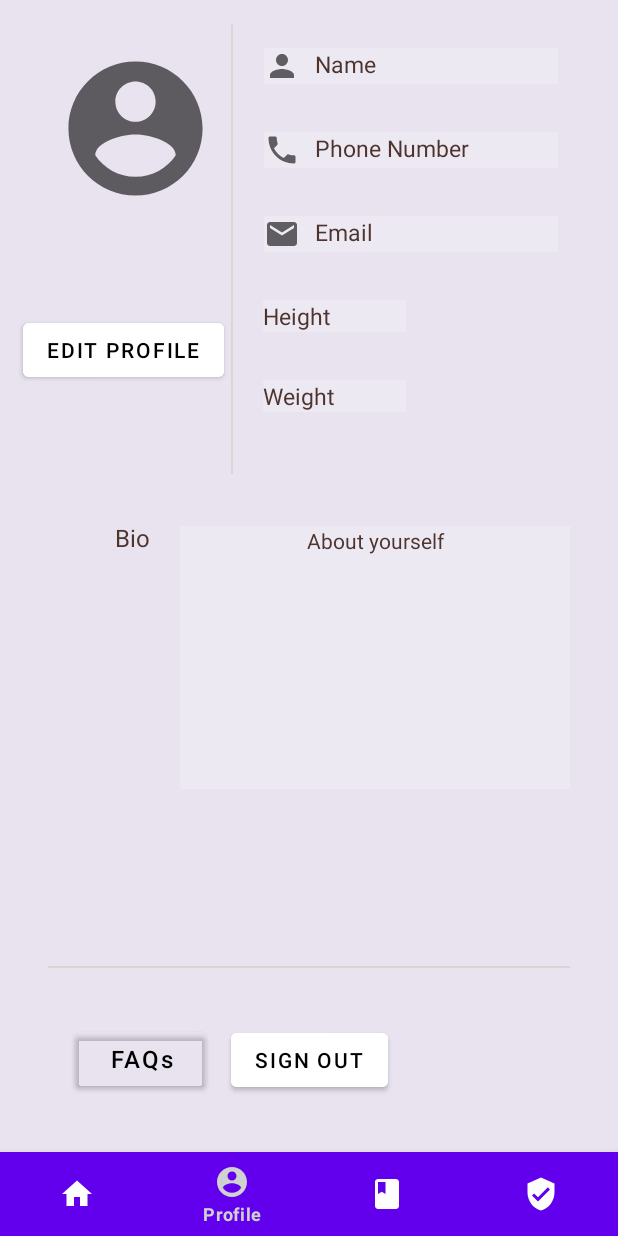
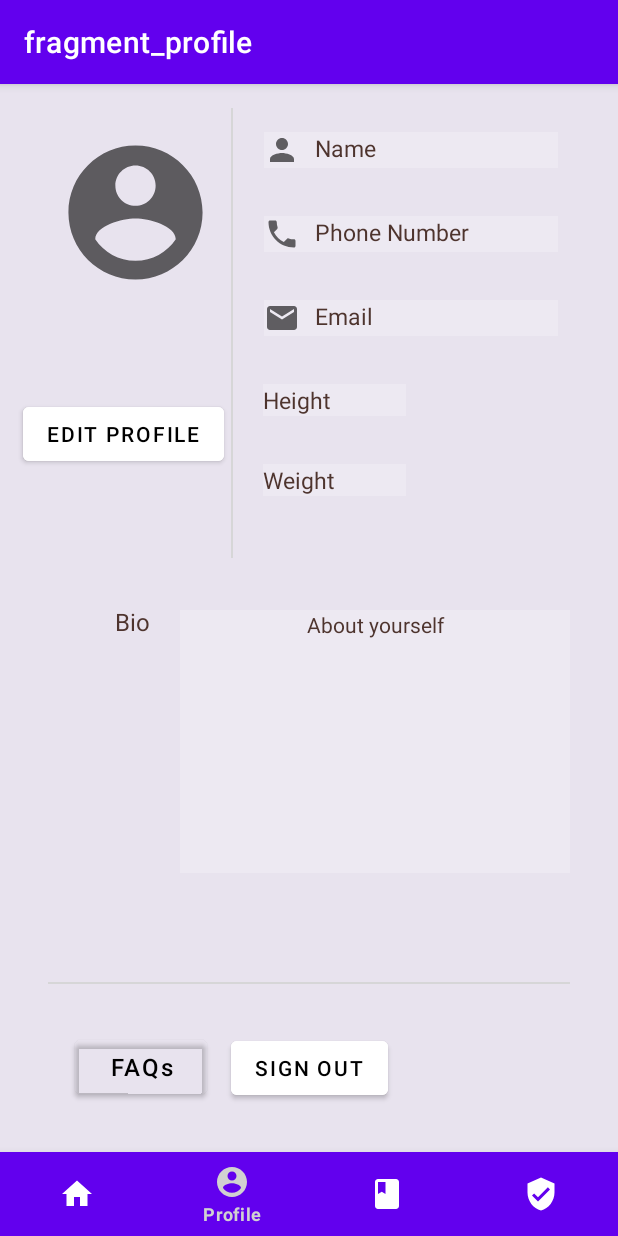
Before and after one commit to wongzhiwei123/MobileAssignment, an Android app: the screen it shows after launch (MainActivity), item 2 of the bottom bar chosen, on a phone screen of 412 x 824 dp. Run offline under Robolectric (Android 15) with nearby library versions, the light colour scheme and no system bars; our stand-ins replace Firebase (no records; nobody signed in at launch, a user with empty details on screens opened directly), navigation-ui.

Commit message:
John 6.0

```diff
--- a/app/src/main/java/com/example/mobileassignment/MainActivity.kt
+++ b/app/src/main/java/com/example/mobileassignment/MainActivity.kt
@@ -5,8 +5,11 @@ import android.content.Intent
 import androidx.appcompat.app.AppCompatActivity
 import android.os.Bundle
 import android.util.Log
+import android.view.View
 import androidx.navigation.NavController
+import androidx.navigation.NavDestination
 import androidx.navigation.fragment.NavHostFragment
+import androidx.navigation.ui.AppBarConfiguration
 import androidx.navigation.ui.NavigationUI.setupWithNavController
 import androidx.navigation.ui.setupActionBarWithNavController
 import com.google.android.material.bottomnavigation.BottomNavigationView
@@ -51,9 +54,27 @@ class MainActivity : AppCompatActivity() {
 
         val bottomNavigationView = findViewById<BottomNavigationView>(R.id.bottomNavigationView)
         setupWithNavController(bottomNavigationView, navController)
+
+        val appBarConfiguration = AppBarConfiguration(
+            setOf(
+                R.id.nav_home, R.id.nav_profile, R.id.nav_classes, R.id.nav_subscription
+            )
+        )
+
+        setupActionBarWithNavController(navController, appBarConfiguration)
+        setupWithNavController(bottomNavigationView, navController)
+
+        navController.addOnDestinationChangedListener { _, nd: NavDestination, _ ->
+            if (nd.id == R.id.nav_subscription || nd.id == R.id.nav_home || nd.id == R.id.nav_classes || nd.id == R.id.nav_profile) {
+                bottomNavigationView.visibility = View.VISIBLE
+            } else {
+                bottomNavigationView.visibility = View.GONE
+            }
+        }
     }
 
     override fun onActivityResult(requestCode: Int, resultCode: Int, data: Intent?) {
         super.onActivityResult(requestCode, resultCode, data)
+
     }
 }
--- a/app/src/main/res/layout/fragment_checkout.xml
+++ b/app/src/main/res/layout/fragment_checkout.xml
@@ -12,13 +12,13 @@
         android:id="@+id/txtPlanSelected"
         android:layout_width="0dp"
         android:layout_height="wrap_content"
-        android:layout_marginTop="60dp"
+        android:layout_marginTop="20dp"
         android:background="@drawable/small_container"
         android:paddingLeft="40dp"
         android:text="@string/checkout"
         android:textSize="24sp"
         app:layout_constraintEnd_toEndOf="parent"
-        app:layout_constraintHorizontal_bias="0.0"
+        app:layout_constraintHorizontal_bias="1.0"
         app:layout_constraintStart_toStartOf="parent"
         app:layout_constraintTop_toTopOf="parent" />
 
@@ -104,6 +104,7 @@
             android:layout_height="wrap_content"
             android:layout_marginStart="16dp"
             android:layout_marginEnd="16dp"
+            android:minHeight="48dp"
             app:layout_constraintBottom_toBottomOf="@+id/textView14"
             app:layout_constraintEnd_toEndOf="parent"
             app:layout_constraintStart_toEndOf="@+id/textView14"
--- a/app/src/main/res/layout/fragment_payment_method.xml
+++ b/app/src/main/res/layout/fragment_payment_method.xml
@@ -14,7 +14,7 @@
         android:layout_width="wrap_content"
         android:layout_height="wrap_content"
         android:layout_marginStart="24dp"
-        android:layout_marginTop="40dp"
+        android:layout_marginTop="20dp"
         android:text="@string/card_information"
         android:textSize="20sp"
         app:layout_constraintStart_toStartOf="parent"
--- a/app/src/main/res/navigation/nav_graph.xml
+++ b/app/src/main/res/navigation/nav_graph.xml
@@ -22,8 +22,8 @@
     <fragment
         android:id="@+id/nav_subscription"
         android:name="com.example.mobileassignment.SubscriptionFragment"
-        android:label="fragment_subscription"
-        tools:layout="@layout/fragment_subscription" >
+        android:label="@string/str_subscription"
+        tools:layout="@layout/fragment_subscription">
         <action
             android:id="@+id/action_nav_subscription_to_checkoutFragment"
             app:destination="@id/checkoutFragment" />
@@ -39,8 +39,8 @@
     <fragment
         android:id="@+id/checkoutFragment"
         android:name="com.example.mobileassignment.subscription.CheckoutFragment"
-        android:label="fragment_checkout"
-        tools:layout="@layout/fragment_checkout" >
+        android:label="@string/checkout"
+        tools:layout="@layout/fragment_checkout">
         <action
             android:id="@+id/action_checkoutFragment_to_paymentMethodFragment"
             app:destination="@id/paymentMethodFragment" />
@@ -48,7 +48,7 @@
     <fragment
         android:id="@+id/paymentMethodFragment"
         android:name="com.example.mobileassignment.subscription.PaymentMethodFragment"
-        android:label="fragment_payment_method"
+        android:label="@string/add_card"
         tools:layout="@layout/fragment_payment_method" />
     <fragment
         android:id="@+id/addBasisClass"
--- a/app/src/main/res/values/strings.xml
+++ b/app/src/main/res/values/strings.xml
@@ -87,6 +87,7 @@
     <string name="total_payment"><b>Total payment</b></string>
     <string name="order_complete">Order Completed</string>
     <string name="order_id">Order ID</string>
+    <string name="add_card">Visa/Debit Card</string>
 
 
 
--- a/app/src/main/res/values/themes.xml
+++ b/app/src/main/res/values/themes.xml
@@ -1,6 +1,6 @@
 <resources xmlns:tools="http://schemas.android.com/tools">
     <!-- Base application theme. -->
-    <style name="Theme.MobileAssignment" parent="Theme.MaterialComponents.DayNight.NoActionBar">
+    <style name="Theme.MobileAssignment" parent="Theme.MaterialComponents.DayNight.DarkActionBar">
         <!-- Primary brand color. -->
         <item name="colorPrimary">@color/purple_500</item>
         <item name="colorPrimaryVariant">@color/purple_700</item>
```
Also changed, not shown: app/src/main/java/com/example/mobileassignment/subscription/CheckoutFragment.kt (+10 -1 lines), app/src/main/res/layout/fragment_subscription.xml (+8 -6 lines).
